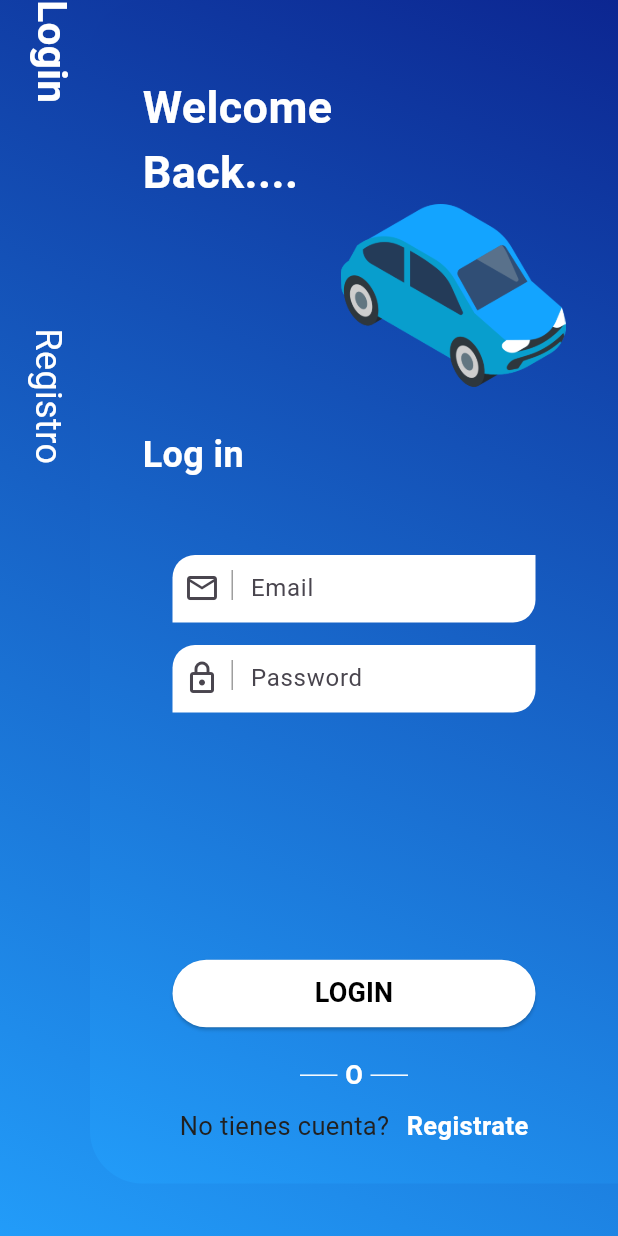
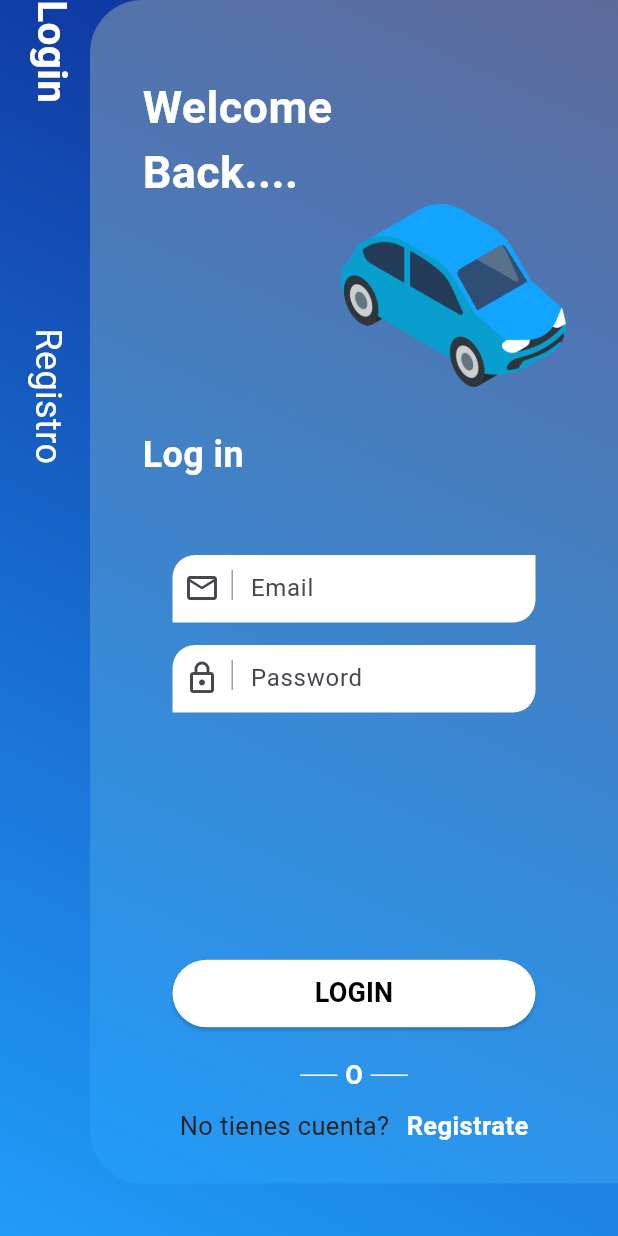
Before and after one commit to Coruta-Team/CoRuta-App, a Flutter app: the LoginPage screen opened by its route, on a phone screen of 412 x 824 dp. Run offline on Flutter 3.47's test engine with Material 3 defaults, Android fonts, the phone set to English and light mode, and no system bars; our stand-ins replace equatable, flutter_bloc.

Commit message:
Update LoginContent.dart

```diff
--- a/Frontend Flutter/flutter projects 2/indriver_clone_flutter/lib/src/presentation/pages/authentication/login/LoginContent.dart
+++ b/Frontend Flutter/flutter projects 2/indriver_clone_flutter/lib/src/presentation/pages/authentication/login/LoginContent.dart
@@ -53,7 +53,7 @@ class LoginContent extends StatelessWidget {
                 begin: Alignment.topRight,
                 end: Alignment.bottomLeft,
                 colors: [
-                  Color.fromARGB(255, 12, 38, 145),
+                  Color.fromARGB(255, 93, 106, 155),
                   Color.fromARGB(255, 34, 156, 249),
                 ],
               ),
```
